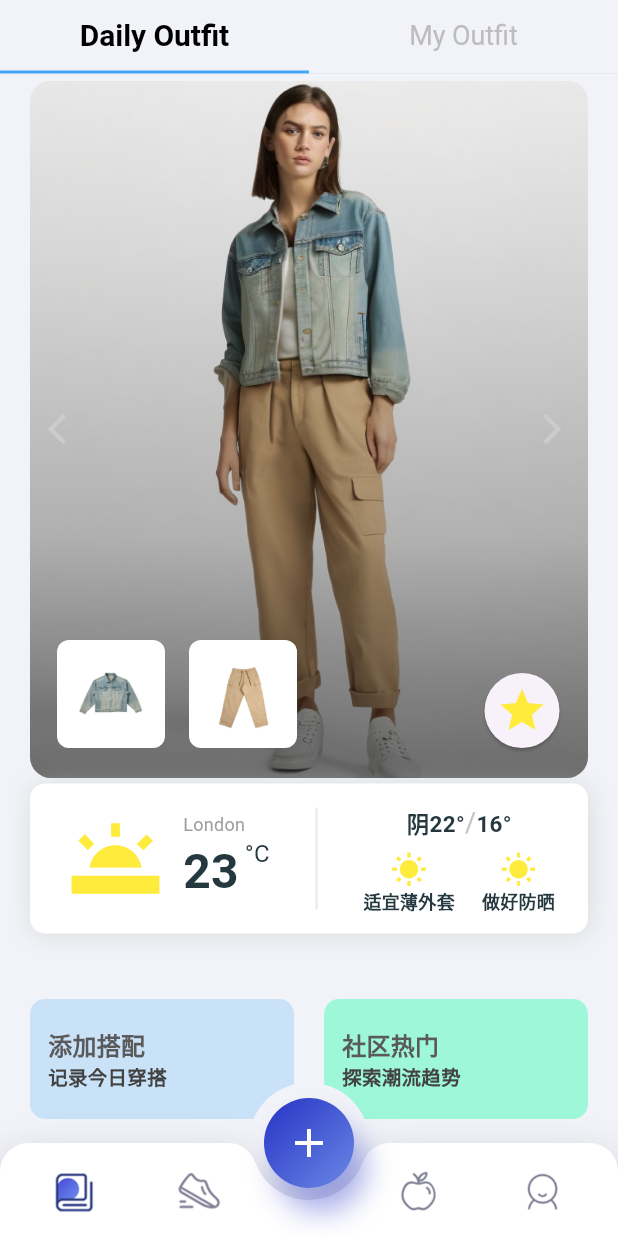
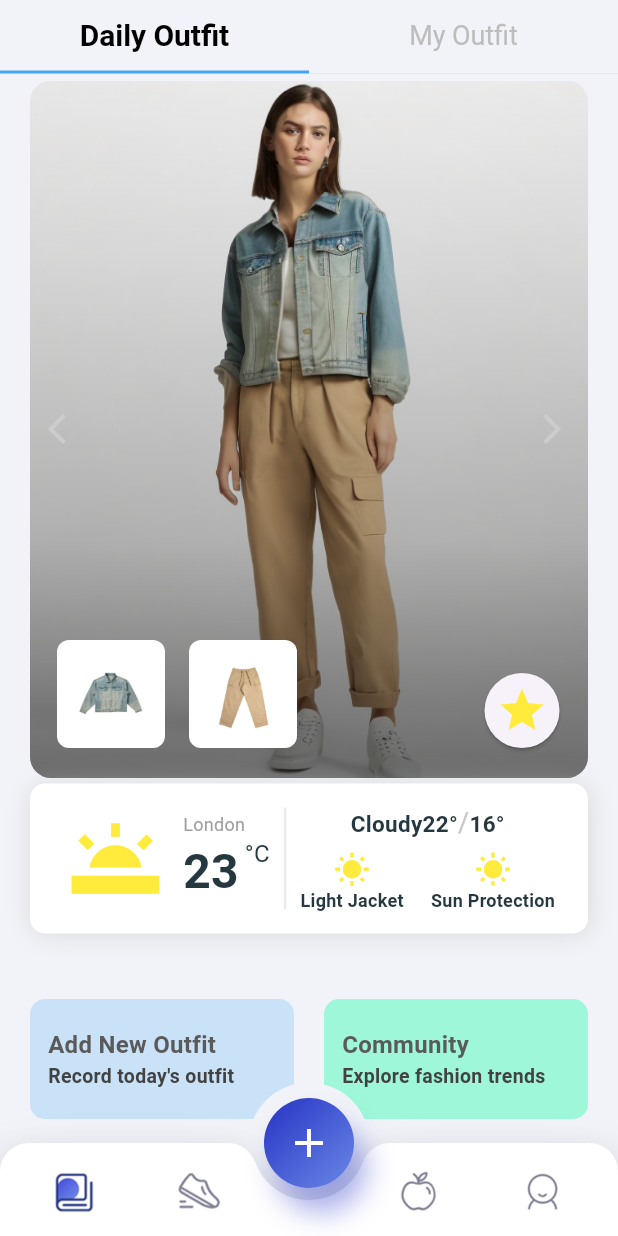
Before and after one commit to LLLLLrf/WearWizard, a Flutter app: the screen it shows after launch, on a phone screen of 412 x 824 dp. Run offline on Flutter 3.47's test engine with Material 3 defaults, Android fonts, the phone set to English and light mode, and no system bars; drawn by our look-alikes of contained_tab_bar_view; our stand-ins replace bordered_text, camera, flutter_rating_bar, flutter_swiper_plus, font_awesome_flutter, image_picker and 4 more; missing offline and left inert: animated_login, expandable_widgets, ll_dropdown_menu, marvelous_carousel, multi_image_picker_plus, searchbar_animation and 1 more; Roboto replaces fonts that are missing (WorkSans).

Commit message:
feat: 完成动态页

```diff
--- a/lib/wear_wizard/ideas/edit_page.dart
+++ b/lib/wear_wizard/ideas/edit_page.dart
@@ -642,7 +642,7 @@ class _ClothesFormState extends State<ClothesForm>
                           ),
                         ),
                         const Text(
-                          '黑白灰',
+                          'black&white',
                           style: TextStyle(
                             color: Colors.black,
                             fontSize: 14.0,
--- a/lib/wear_wizard/ideas/ideas_detail.dart
+++ b/lib/wear_wizard/ideas/ideas_detail.dart
@@ -378,7 +378,7 @@ class _CommendListState extends State<CommendList> {
                 crossAxisAlignment: CrossAxisAlignment.start,
                 children: [
                   const Text(
-                    "The Title",
+                    "This is the Title",
                     style: TextStyle(
                       color: Colors.black,
                       fontSize: 18.0,
@@ -388,7 +388,7 @@ class _CommendListState extends State<CommendList> {
                   ),
                   const SizedBox(height: 8),
                   const Text(
-                    "Main Content abcdefg abc aaaaa 123123 12123123123123123123123123123123123123123123123123",
+                    "Main Content here, testing1 testing2 testing3 testing4",
                     style: TextStyle(
                       color: Colors.black,
                       fontSize: 14.0,
--- a/lib/wear_wizard/ideas/outfit_detail.dart
+++ b/lib/wear_wizard/ideas/outfit_detail.dart
@@ -333,7 +333,7 @@ class _ClothesInfoState extends State<ClothesInfo>
                         ),
                       const Text(
                         // '黑白色',
-                        '黑白灰',
+                        'black&white',
                         style: TextStyle(
                           color: Colors.black,
                           fontSize: 14.0,
--- a/lib/wear_wizard/recommendation/today_recommend.dart
+++ b/lib/wear_wizard/recommendation/today_recommend.dart
@@ -130,7 +130,7 @@ class _TodayRecommendState extends State<TodayRecommend> {
                                 mainAxisAlignment: MainAxisAlignment.center,
                                 children: [
                                 Row(children: [
-                                  Text("阴",style: TextStyle(fontSize:15,fontWeight: FontWeight.bold),),
+                                  Text("Cloudy",style: TextStyle(fontSize:15,fontWeight: FontWeight.bold),),
                                   Text("22°",style: TextStyle(fontSize:15,fontWeight: FontWeight.bold),),
                                   Text("/",style: TextStyle(fontSize: 18,color:Color.fromARGB(255, 200, 197, 197)),),
                                   Text("16°",style: TextStyle(fontSize:15,fontWeight: FontWeight.bold),)
@@ -141,12 +141,12 @@ class _TodayRecommendState extends State<TodayRecommend> {
                                   children: [
                                   Column(children: [
                                     Icon(Icons.wb_sunny, color: Colors.yellow),
-                                    Text("适宜薄外套",style: TextStyle(fontSize: 12,fontWeight: FontWeight.bold),),
+                                    Text("Light Jacket",style: TextStyle(fontSize: 12,fontWeight: FontWeight.bold),),
                                   ],),
                                   SizedBox(width: 18,),
                                   Column(children: [
                                     Icon(Icons.wb_sunny, color: Colors.yellow),
-                                    Text("做好防晒",style:TextStyle(fontSize: 12,fontWeight: FontWeight.bold),),
+                                    Text("Sun Protection",style:TextStyle(fontSize: 12,fontWeight: FontWeight.bold),),
                                   ],),
                                 ],)
                               ],)
@@ -189,8 +189,8 @@ class _TodayRecommendState extends State<TodayRecommend> {
                           mainAxisAlignment: MainAxisAlignment.center,
                           crossAxisAlignment: CrossAxisAlignment.start,
                           children: [
-                            const Text("添加搭配",style: TextStyle(fontSize: 16,fontWeight: FontWeight.bold,color:Color.fromARGB(255, 90, 90, 90)),),
-                            Text("记录今日穿搭",style: TextStyle(fontSize: 13,fontWeight: FontWeight.bold,color:Colors.grey[800]),),
+                            const Text("Add New Outfit",style: TextStyle(fontSize: 16,fontWeight: FontWeight.bold,color:Color.fromARGB(255, 90, 90, 90)),),
+                            Text("Record today's outfit",style: TextStyle(fontSize: 13,fontWeight: FontWeight.bold,color:Colors.grey[800]),),
                           ],
                         )
                       ],
@@ -229,8 +229,8 @@ class _TodayRecommendState extends State<TodayRecommend> {
                           mainAxisAlignment: MainAxisAlignment.center,
                           crossAxisAlignment: CrossAxisAlignment.start,
                           children: [
-                            const Text("社区热门",style: TextStyle(fontSize: 16,fontWeight: FontWeight.bold,color:Color.fromARGB(255, 90, 90, 90)),),
-                            Text("探索潮流趋势",style: TextStyle(fontSize: 13,fontWeight: FontWeight.bold,color:Colors.grey[800]),),
+                            const Text("Community",style: TextStyle(fontSize: 16,fontWeight: FontWeight.bold,color:Color.fromARGB(255, 90, 90, 90)),),
+                            Text("Explore fashion trends",style: TextStyle(fontSize: 13,fontWeight: FontWeight.bold,color:Colors.grey[800]),),
                           ],
                         )
                       ],
--- a/lib/wear_wizard/user/user_page.dart
+++ b/lib/wear_wizard/user/user_page.dart
@@ -144,7 +144,7 @@ class _UserScreenState extends State<UserScreen> {
                                           ),
                                         ),
                                         Text(
-                                          "用户签名",
+                                          "user signature",
                                           style: TextStyle(
                                             fontSize: 16,
                                           ),
```
Also changed, not shown: lib/wear_wizard/ideas/ideas_home.dart (+32 -11 lines).
